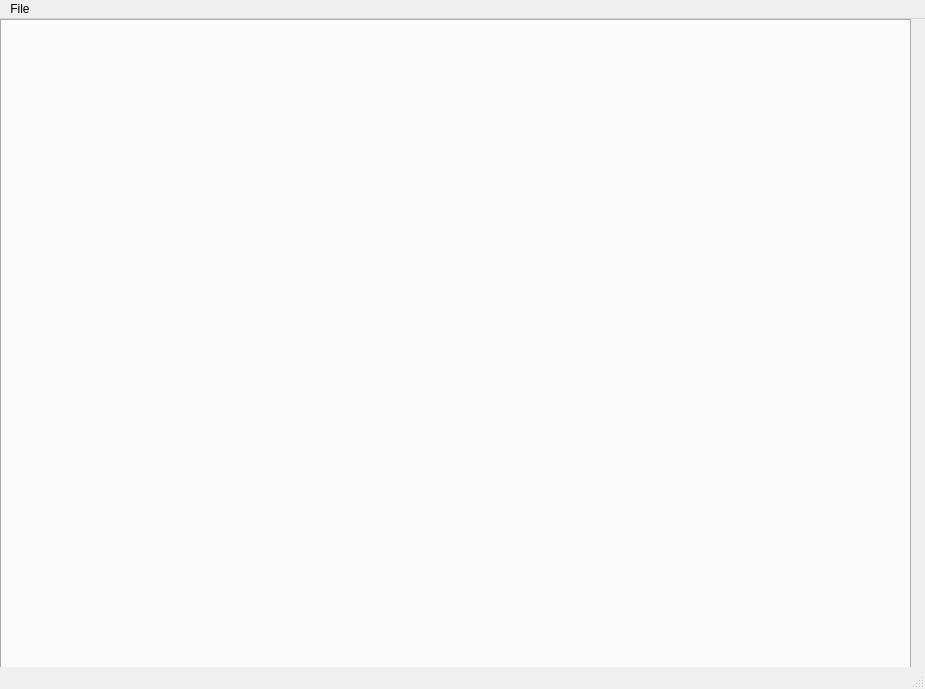
Qt form src/lib/visualization/MainWindow.ui (jmaye/libposlv) before a commit.
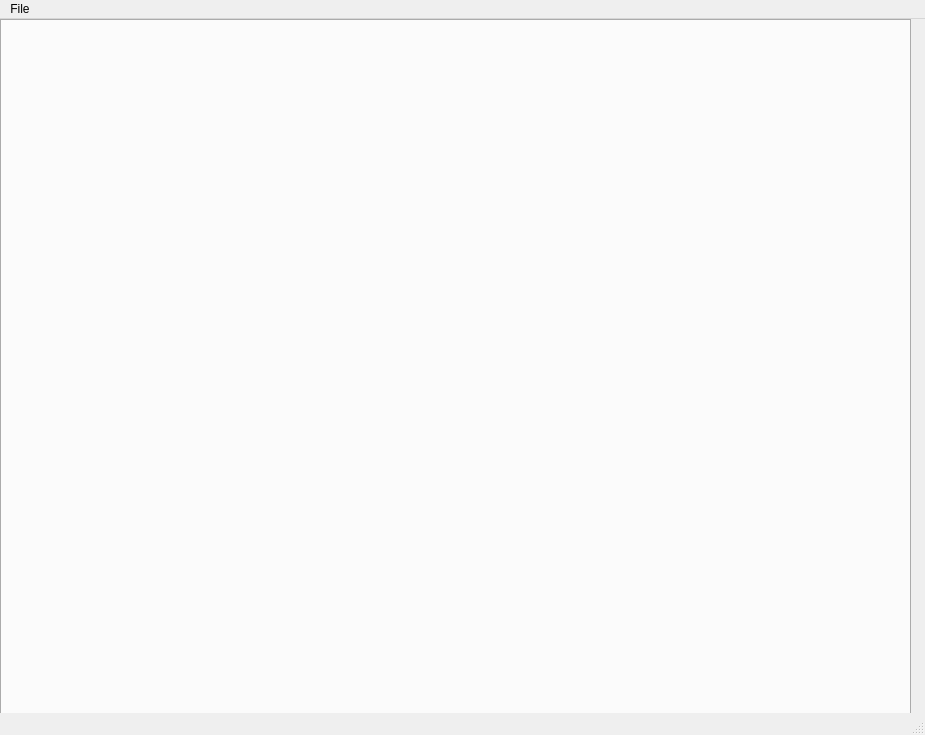
The same form after that commit.

```diff
--- a/src/lib/visualization/MainWindow.ui
+++ b/src/lib/visualization/MainWindow.ui
@@ -7,7 +7,7 @@
     <x>0</x>
     <y>0</y>
     <width>925</width>
-    <height>689</height>
+    <height>735</height>
    </rect>
   </property>
   <property name="windowTitle">
```
